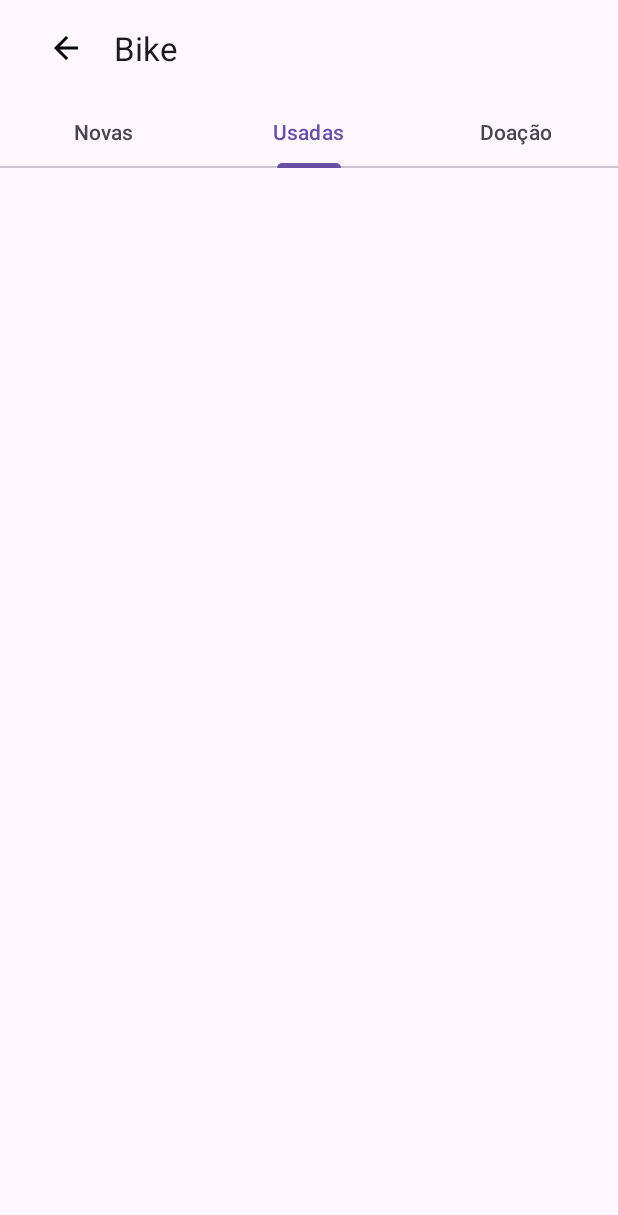
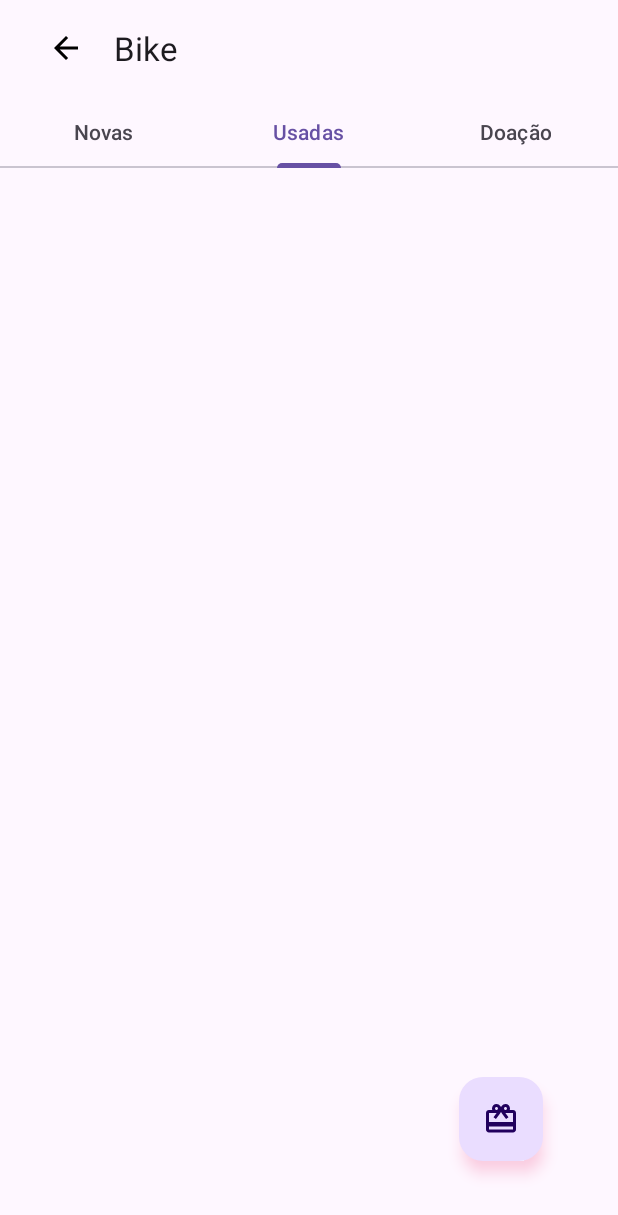
Before and after one commit to Tiraz/LojinhaBike, an Android app: the BikesNovasFragment screen opened directly, with no data from a screen before it, tab 2 chosen, on a phone screen of 412 x 824 dp. Shown: the top 1215 px of the screen. Run offline under Robolectric (Android 15) with nearby library versions, the phone set to English and light mode, and no system bars.

Commit message:
botão voador

```diff
--- /dev/null
+++ b/app/src/main/res/drawable/baseline_card_giftcard.xml
@@ -0,0 +1,5 @@
+<vector xmlns:android="http://schemas.android.com/apk/res/android" android:height="24dp" android:tint="#000000" android:viewportHeight="24" android:viewportWidth="24" android:width="24dp">
+
+    <path android:fillColor="@android:color/white" android:pathData="M20,6h-2.18c0.11,-0.31 0.18,-0.65 0.18,-1 0,-1.66 -1.34,-3 -3,-3 -1.05,0 -1.96,0.54 -2.5,1.35l-0.5,0.67 -0.5,-0.68C10.96,2.54 10.05,2 9,2 7.34,2 6,3.34 6,5c0,0.35 0.07,0.69 0.18,1L4,6c-1.11,0 -1.99,0.89 -1.99,2L2,19c0,1.11 0.89,2 2,2h16c1.11,0 2,-0.89 2,-2L22,8c0,-1.11 -0.89,-2 -2,-2zM15,4c0.55,0 1,0.45 1,1s-0.45,1 -1,1 -1,-0.45 -1,-1 0.45,-1 1,-1zM9,4c0.55,0 1,0.45 1,1s-0.45,1 -1,1 -1,-0.45 -1,-1 0.45,-1 1,-1zM20,19L4,19v-2h16v2zM20,14L4,14L4,8h5.08L7,10.83 8.62,12 11,8.76l1,-1.36 1,1.36L15.38,12 17,10.83 14.92,8L20,8v6z"/>
+
+</vector>
--- a/app/src/main/res/layout/fragment_bikes_novas.xml
+++ b/app/src/main/res/layout/fragment_bikes_novas.xml
@@ -9,6 +9,7 @@
     <androidx.recyclerview.widget.RecyclerView
         android:layout_width="match_parent"
         android:layout_height="match_parent"
-        android:id="@+id/idRecBikesNovas"/>
+        android:id="@+id/idRecBikesNovas"
+        android:background="#979ED7"/>
 
 </LinearLayout>
--- a/app/src/main/res/layout/fragment_bikes_usadas.xml
+++ b/app/src/main/res/layout/fragment_bikes_usadas.xml
@@ -1,14 +1,20 @@
 <?xml version="1.0" encoding="utf-8"?>
-<LinearLayout xmlns:android="http://schemas.android.com/apk/res/android"
+<androidx.coordinatorlayout.widget.CoordinatorLayout xmlns:android="http://schemas.android.com/apk/res/android"
     xmlns:tools="http://schemas.android.com/tools"
     android:layout_width="match_parent"
     android:layout_height="match_parent"
-    android:orientation="vertical"
+    xmlns:app="http://schemas.android.com/apk/res-auto"
     tools:context=".BikesUsadasFragment">
 
-   <androidx.recyclerview.widget.RecyclerView
-       android:layout_width="match_parent"
-       android:layout_height="match_parent"
-       android:id="@+id/idRecBikesUsadas"/>
+   <com.google.android.material.floatingactionbutton.FloatingActionButton
+       android:id="@+id/idFABBikeUsadas"
+       android:layout_width="wrap_content"
+       android:layout_height="wrap_content"
+       android:src="@drawable/baseline_card_giftcard"
+       android:layout_gravity="bottom|right"
+       android:layout_margin="50dp"
+       android:outlineSpotShadowColor="#E91E63"
+       />
 
-</LinearLayout>
+
+</androidx.coordinatorlayout.widget.CoordinatorLayout>
```
Also changed, not shown: app/src/main/AndroidManifest.xml (+9 -6 lines), app/src/main/res/layout/fragment_bikes_doacao.xml (+14 -7 lines).
